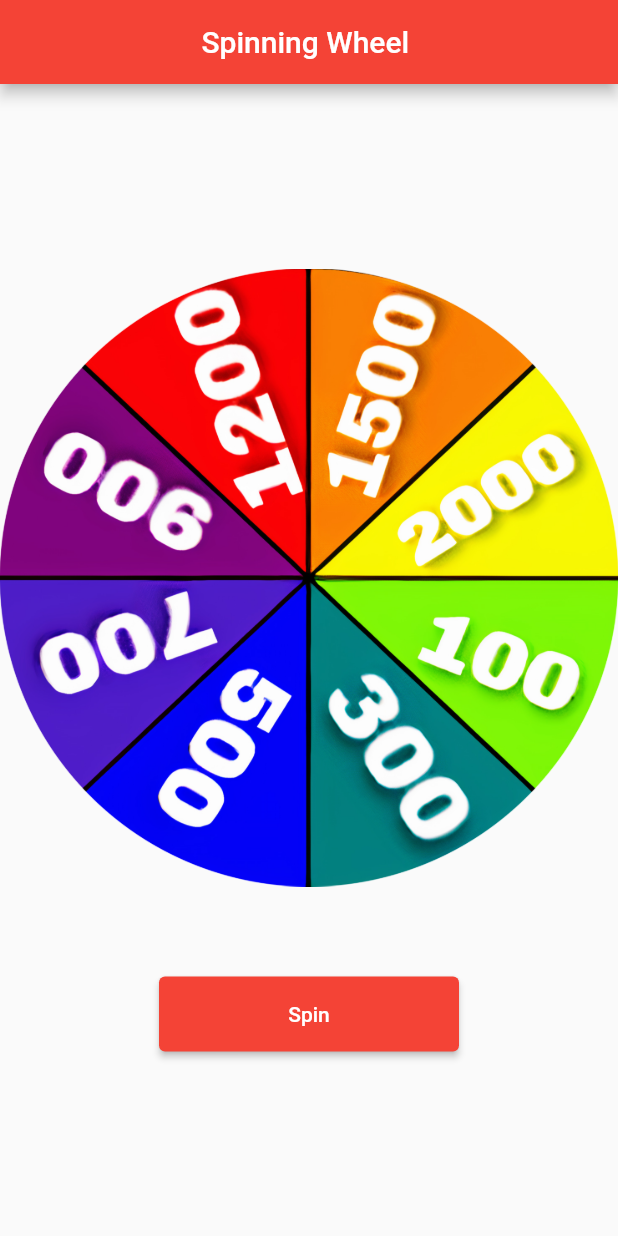
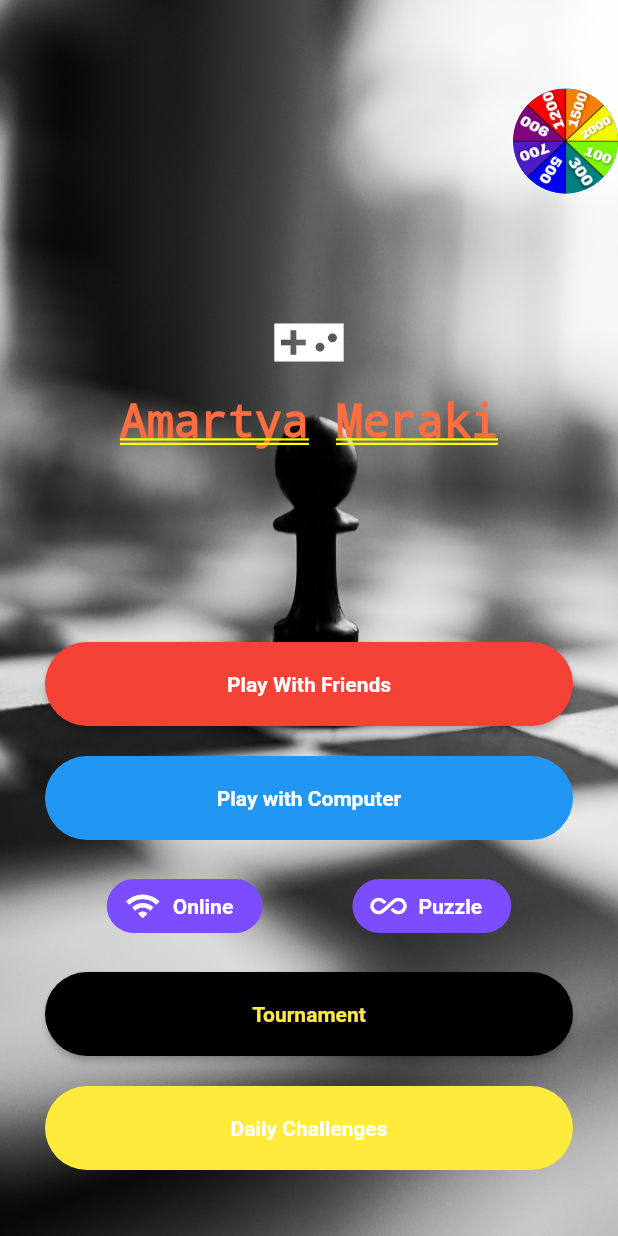
Before and after one commit to saurabh6354/spinning-wheel-flutter, a Flutter app: the screen it shows after launch, on a phone screen of 412 x 824 dp. Run offline on Flutter 3.47's test engine with Material 2 defaults, Android fonts, the phone set to English and light mode, and no system bars; missing offline and left inert: flutter_spinning_wheel.

Commit message:
Adding UI part and adding roullete wheel code to it

```diff
--- a/lib/home_page.dart
+++ b/lib/home_page.dart
@@ -2,7 +2,7 @@ import 'dart:async';
 import 'dart:math';
 import 'package:flutter/material.dart';
 import 'package:flutter_spinning_wheel/flutter_spinning_wheel.dart';
-import 'package:spinning_flutter/rouletteScore.dart';
+import 'package:spinning_wheel_flutter/rouletteScore.dart';
 
 
 class HomePage extends StatefulWidget {
@@ -27,6 +27,10 @@ class _HomePageState extends State<HomePage> {
   Widget build(BuildContext context) {
     return Scaffold(
       appBar: AppBar(
+        leading: IconButton(
+          icon: Icon(Icons.arrow_back, color: Colors.black),
+          onPressed: () => Navigator.of(context).maybePop(),
+        ),
         title: Text('Spinning Wheel '),
         backgroundColor: Colors.red,
         centerTitle: true,
--- /dev/null
+++ b/lib/login_screen_3.dart
@@ -0,0 +1,408 @@
+import 'package:flutter/material.dart';
+import 'package:spinning_wheel_flutter/home_page.dart';
+
+class LoginScreen3 extends StatefulWidget {
+  @override
+  _LoginScreen3State createState() => new _LoginScreen3State();
+}
+
+class _LoginScreen3State extends State<LoginScreen3>
+    with TickerProviderStateMixin {
+
+  //The code is commented because instead of manual scrolling with animation,
+  //Now PageView is being used
+
+  /*double scrollPercent = 0.0;
+  Offset startDrag;
+  double startDragPercentScroll;
+  double dragDirection; // -1 for left, +1 for right
+  AnimationController controller_minus1To0;
+  AnimationController controller_0To1;
+  CurvedAnimation anim_minus1To0;
+  CurvedAnimation anim_0To1;
+  final numCards = 3;
+  void _onHorizontalDragStart(DragStartDetails details) {
+    startDrag = details.globalPosition;
+    startDragPercentScroll = scrollPercent;
+  }
+  void _onHorizontalDragUpdate(DragUpdateDetails details) {
+    final currDrag = details.globalPosition;
+    final dragDistance = currDrag.dx - startDrag.dx;
+    if (dragDistance > 0) {
+      dragDirection = 1.0;
+    } else {
+      dragDirection = -1.0;
+    }
+    final singleCardDragPercent = dragDistance / context.size.width;
+    setState(() {
+      scrollPercent =
+          (startDragPercentScroll + (-singleCardDragPercent / numCards))
+              .clamp(0.0 - (1 / numCards), (1 / numCards));
+      print(scrollPercent);
+    });
+  }
+  void _onHorizontalDragEnd(DragEndDetails details) {
+    if (scrollPercent > 0.1666) {
+      print("FIRST CASE");
+      controller_0To1.forward(from: scrollPercent * numCards);
+    } else if (scrollPercent < 0.1666 &&
+        scrollPercent > -0.1666 &&
+        dragDirection == -1.0) {
+      print("SECOND CASE");
+      controller_0To1.reverse(from: scrollPercent * numCards);
+    } else if (scrollPercent < 0.1666 &&
+        scrollPercent > -0.1666 &&
+        dragDirection == 1.0) {
+      print("THIRD CASE");
+      controller_minus1To0.forward(from: scrollPercent * numCards);
+    } else if (scrollPercent < -0.1666) {
+      print("LAST CASE");
+      controller_minus1To0.reverse(from: scrollPercent * numCards);
+    }
+    setState(() {
+      startDrag = null;
+      startDragPercentScroll = null;
+    });
+  }
+  */
+
+  @override
+  void initState() {
+    super.initState();
+
+    //The code is commented because instead of manual scrolling with animation,
+    //Now PageView is being used
+
+    /*
+    controller_minus1To0 = new AnimationController(
+      vsync: this,
+      duration: const Duration(milliseconds: 500),
+      lowerBound: -1.0,
+      upperBound: 0.0,
+    );
+    controller_0To1 = new AnimationController(
+      vsync: this,
+      duration: const Duration(milliseconds: 500),
+      lowerBound: 0.0,
+      upperBound: 1.0,
+    );
+    anim_minus1To0 = new CurvedAnimation(
+      parent: controller_minus1To0,
+      curve: Interval(0.10, 0.90, curve: Curves.bounceInOut),
+    );
+    anim_0To1 = new CurvedAnimation(
+      parent: controller_0To1,
+      curve: Interval(0.10, 0.90, curve: Curves.bounceInOut),
+    );
+    anim_0To1.addListener(() {
+      scrollPercent = controller_0To1.value / numCards;
+//      print(scrollPercent);
+      setState(() {});
+    });
+    anim_minus1To0.addListener(() {
+      scrollPercent = controller_minus1To0.value / numCards;
+//      print(scrollPercent);
+      setState(() {});
+    });
+    */
+  }
+
+  Widget HomePage1() {
+    return new Container(
+
+      height: MediaQuery.of(context).size.height,
+      decoration: BoxDecoration(
+        color: Colors.white24,
+    image: DecorationImage(
+    image: AssetImage(
+    'assets/images/img.jpg'),
+    fit: BoxFit.fill,
+    ), ),
+
+
+      child:
+      new Column(
+        mainAxisAlignment: MainAxisAlignment.center,
+        children:  <Widget>[
+          GestureDetector(
+          child: Container(
+            padding: EdgeInsets.only(top: 15.0),
+            child: new Row(
+              mainAxisAlignment: MainAxisAlignment.end,
+              children: <Widget>[
+                CircleAvatar( foregroundImage: ExactAssetImage('assets/images/wheel-6-300.png'),
+                  backgroundColor: Colors.blue,
+                  radius: 35,
+
+                ),
+              ],
+            ),
+          ),
+            onTap: () {
+              print("Container clicked");
+              Navigator.push(
+                  context, MaterialPageRoute(builder: (_) => HomePage()));
+            },
+    ),
+
+          Container(
+            padding: EdgeInsets.only(top: 74.0),
+            child: Center(
+              child: Icon(
+                Icons.videogame_asset_sharp,
+                color: Colors.white,
+                size: 50.0,
+              ),
+            ),
+          ),
+          Container(
+            padding: EdgeInsets.only(top: 10.0),
+            child: new Row(
+              mainAxisAlignment: MainAxisAlignment.center,
+              children: <Widget>[
+                Text(
+                  "Amartya ",
+                  style: TextStyle(
+                    color: Colors.deepOrangeAccent,
+                    fontSize: 30.0,
+                  ),
+                ),
+                Text(
+                  "Meraki",
+                  style: TextStyle(
+                      color: Colors.deepOrangeAccent,
+                      fontSize: 30.0,
+                      fontWeight: FontWeight.bold),
+                ),
+              ],
+            ),
+          ),
+          new Container(
+            width: MediaQuery.of(context).size.width,
+            margin: const EdgeInsets.only(left: 30.0, right: 30.0, top: 130.0),
+            alignment: Alignment.center,
+            child: new Row(
+              children: <Widget>[
+                new Expanded(
+                  child: new RaisedButton(
+                    shape: new RoundedRectangleBorder(
+                        borderRadius: new BorderRadius.circular(30.0)),
+                    color: Colors.red,
+                    onPressed: () => (null),
+                    child: new Container(
+                      padding: const EdgeInsets.symmetric(
+                        vertical: 20.0,
+                        horizontal: 20.0,
+                      ),
+                      child: new Row(
+                        mainAxisAlignment: MainAxisAlignment.center,
+                        children: <Widget>[
+                          new Expanded(
+                            child: Text(
+                              "Play With Friends",
+                              textAlign: TextAlign.center,
+                              style: TextStyle(
+                                  color: Colors.white,
+                                  fontWeight: FontWeight.bold),
+                            ),
+                          ),
+                        ],
+                      ),
+                    ),
+                  ),
+                ),
+              ],
+            ),
+          ),
+          new Container(
+            width: MediaQuery.of(context).size.width,
+            margin: const EdgeInsets.only(left: 30.0, right: 30.0, top: 20.0),
+            alignment: Alignment.center,
+            child: new Row(
+              children: <Widget>[
+                new Expanded(
+                  child: new FlatButton(
+                    shape: new RoundedRectangleBorder(
+                        borderRadius: new BorderRadius.circular(30.0)),
+                    color: Colors.blue,
+                    onPressed: () => (null),
+                    child: new Container(
+                      padding: const EdgeInsets.symmetric(
+                        vertical: 20.0,
+                        horizontal: 20.0,
+                      ),
+                      child: new Row(
+                        mainAxisAlignment: MainAxisAlignment.center,
+                        children: <Widget>[
+                          new Expanded(
+                            child: Text(
+                              "Play with Computer",
+                              textAlign: TextAlign.center,
+                              style: TextStyle(
+                                  color: Colors.white,
+                                  fontWeight: FontWeight.bold),
+                            ),
+                          ),
+                        ],
+                      ),
+                    ),
+                  ),
+                ),
+              ],
+            ),
+          ),
+          new Container(),Row(
+    mainAxisAlignment: MainAxisAlignment.center,
+    children: <Widget>[
+
+      Padding(
+        padding: EdgeInsets.only(top: 20, left: 30 , right:30) ,
+        child: FlatButton.icon(
+          shape: new RoundedRectangleBorder(
+              borderRadius: new BorderRadius.circular(30.0)),
+          color: Colors.deepPurpleAccent,
+          label: Text('Online ',  style: TextStyle(
+              color: Colors.white,
+              fontWeight: FontWeight.bold)) ,
+          icon: Icon(Icons.wifi, color: Colors.white),
+          onPressed: () {
+            setState(() {
+
+            });
+          },
+        ),
+      ),
+
+
+      Padding(
+    padding: EdgeInsets.only(top: 20, left: 30 , right:30) ,
+    child: FlatButton.icon(
+      shape: new RoundedRectangleBorder(
+          borderRadius: new BorderRadius.circular(30.0)),
+    color: Colors.deepPurpleAccent,
+   label: Text('Puzzle ',  style: TextStyle(
+       color: Colors.white,
+       fontWeight: FontWeight.bold)) ,
+    icon: Icon(Icons.all_inclusive, color: Colors.white),
+    onPressed: () {
+    setState(() {
+
+    });
+    },
+    ),
+    )  ],
+      ),
+          new Container(
+            width: MediaQuery.of(context).size.width,
+            margin: const EdgeInsets.only(left: 30.0, right: 30.0, top: 20.0),
+            alignment: Alignment.center,
+            child: new Row(
+              children: <Widget>[
+                new Expanded(
+                  child: new RaisedButton(
+                    shape: new RoundedRectangleBorder(
+                        borderRadius: new BorderRadius.circular(30.0)),
+                    color: Colors.black,
+                    onPressed: () => (null),
+                    child: new Container(
+                      padding: const EdgeInsets.symmetric(
+                        vertical: 20.0,
+                        horizontal: 20.0,
+                      ),
+                      child: new Row(
+                        mainAxisAlignment: MainAxisAlignment.center,
+                        children: <Widget>[
+                          new Expanded(
+                            child: Text(
+                              "Tournament",
+                              textAlign: TextAlign.center,
+                              style: TextStyle(
+                                  color: Colors.yellow,
+                                  fontWeight: FontWeight.bold),
+                            ),
+                          ),
+                        ],
+                      ),
+                    ),
+                  ),
+                ),
+              ],
+            ),
+          ),
+          new Container(
+            width: MediaQuery.of(context).size.width,
+            margin: const EdgeInsets.only(left: 30.0, right: 30.0, top: 20.0),
+            alignment: Alignment.center,
+            child: new Row(
+              children: <Widget>[
+                new Expanded(
+                  child: new FlatButton(
+                    shape: new RoundedRectangleBorder(
+                        borderRadius: new BorderRadius.circular(30.0)),
+                    color: Colors.yellow,
+                    onPressed: () => (null),
+                    child: new Container(
+                      padding: const EdgeInsets.symmetric(
+                        vertical: 20.0,
+                        horizontal: 20.0,
+                      ),
+                      child: new Row(
+                        mainAxisAlignment: MainAxisAlignment.center,
+                        children: <Widget>[
+                          new Expanded(
+                            child: Text(
+                              "Daily Challenges",
+                              textAlign: TextAlign.center,
+                              style: TextStyle(
+                                  color: Colors.white,
+                                  fontWeight: FontWeight.bold),
+                            ),
+                          ),
+                        ],
+                      ),
+                    ),
+                  ),
+                ),
+              ],
+            ),
+          ),
+    ]));
+  }
+
+
+  PageController _controller = new PageController(initialPage: 1, viewportFraction: 1.0);
+
+  @override
+  Widget build(BuildContext context) {
+    return Container(
+        height: MediaQuery.of(context).size.height,
+//      child: new GestureDetector(
+//        onHorizontalDragStart: _onHorizontalDragStart,
+//        onHorizontalDragUpdate: _onHorizontalDragUpdate,
+//        onHorizontalDragEnd: _onHorizontalDragEnd,
+//        behavior: HitTestBehavior.translucent,
+//        child: Stack(
+//          children: <Widget>[
+//            new FractionalTranslation(
+//              translation: Offset(-1 - (scrollPercent / (1 / numCards)), 0.0),
+//              child: SignupPage(),
+//            ),
+//            new FractionalTranslation(
+//              translation: Offset(0 - (scrollPercent / (1 / numCards)), 0.0),
+//              child: HomePage(),
+//            ),
+//            new FractionalTranslation(
+//              translation: Offset(1 - (scrollPercent / (1 / numCards)), 0.0),
+//              child: LoginPage(),
+//            ),
+//          ],
+//        ),
+//      ),
+        child: PageView(
+          controller: _controller,
+          physics: new AlwaysScrollableScrollPhysics(),
+          children: <Widget>[ HomePage1()],
+          scrollDirection: Axis.horizontal,
+        ));
+  }
+}
--- a/lib/main.dart
+++ b/lib/main.dart
@@ -1,5 +1,5 @@
 import 'package:flutter/material.dart';
-import 'package:spinning_flutter/home_page.dart';
+import 'package:spinning_wheel_flutter/login_screen_3.dart';
 
 void main() {
   runApp(MyApp());
@@ -14,7 +14,7 @@ class MyApp extends StatelessWidget {
       theme: ThemeData(
         primarySwatch: Colors.blue,
       ),
-      home: HomePage(),
+      home: LoginScreen3(),
     );
   }
 }
```
Also changed, not shown: pubspec.yaml (+3 -4 lines), assets/images/img.jpg (added).
